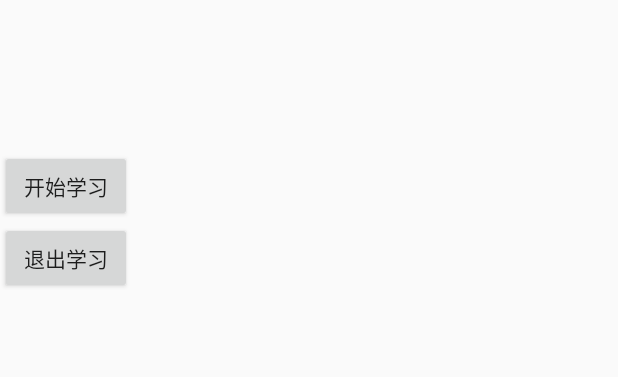
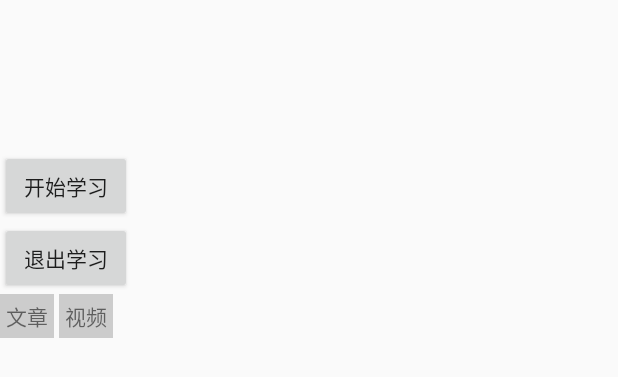
Before and after one commit to cylee0909/StudyUp, an Android app: the layout float_view.xml on its own in the app's theme, with its tools: preview values and no code run, on a phone screen of 412 x 824 dp. Shown: the top 377 px of the screen. Run offline under Robolectric (Android 15) with nearby library versions, the phone set to English and light mode, and no system bars.

Commit message:
添加单独读文章和看视频的入口

```diff
--- a/app/src/main/res/layout/float_view.xml
+++ b/app/src/main/res/layout/float_view.xml
@@ -43,4 +43,24 @@
         android:layout_width="wrap_content"
         android:layout_height="wrap_content"
         android:text="退出学习" />
+    <LinearLayout
+        android:layout_width="wrap_content"
+        android:layout_height="wrap_content"
+        android:orientation="horizontal">
+        <TextView
+            android:id="@+id/fv_article"
+            android:layout_width="wrap_content"
+            android:layout_height="wrap_content"
+            android:background="#ccc"
+            android:padding="4dp"
+            android:text="文章"/>
+        <TextView
+            android:id="@+id/fv_video"
+            android:layout_width="wrap_content"
+            android:layout_height="wrap_content"
+            android:background="#ccc"
+            android:layout_marginLeft="3dp"
+            android:padding="4dp"
+            android:text="视频"/>/>
+    </LinearLayout>
 </LinearLayout>
```
Also changed, not shown: app/src/main/java/com/cylee/studyup/HelperService.java (+23 -0 lines).
